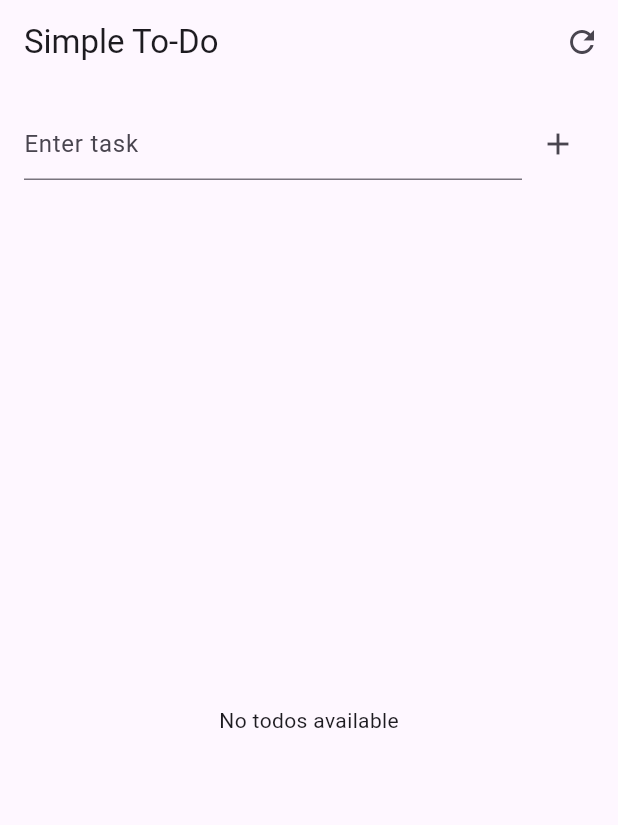
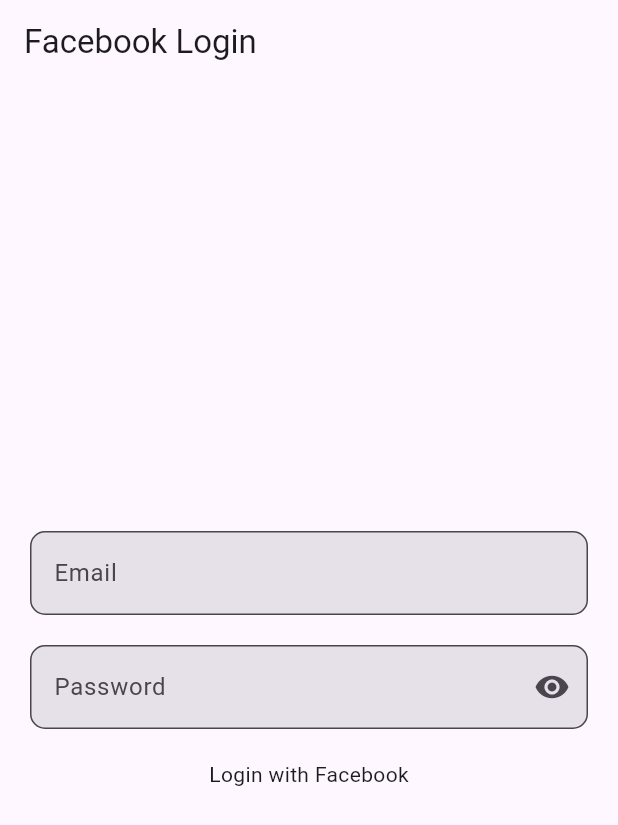
Before and after one commit to trick4u/new_kin, a Flutter app: the screen it shows after launch, on a phone screen of 412 x 824 dp. Shown: the top 825 px of the screen. Run offline on Flutter 3.47's test engine with Material 3 defaults, Android fonts, the phone set to English and light mode, and no system bars; our stand-ins replace animate_do.

Commit message:
newLogin

```diff
--- /dev/null
+++ b/todo_frontened/lib/facebook_login.dart
@@ -0,0 +1,116 @@
+import 'package:flutter/material.dart';
+import 'package:animate_do/animate_do.dart';
+
+class FacebookLogin extends StatefulWidget {
+  const FacebookLogin({super.key});
+
+  @override
+  State<FacebookLogin> createState() => _FacebookLoginState();
+}
+
+class _FacebookLoginState extends State<FacebookLogin> {
+  late TextEditingController _emailController = TextEditingController();
+  late TextEditingController _passwordController = TextEditingController();
+
+  var formKey = GlobalKey<FormState>();
+
+  bool isObsure = true;
+  void _togglePasswordVisibility() {
+    setState(() {
+      isObsure = !isObsure;
+    });
+  }
+
+  @override
+  void initState() {
+    _emailController = TextEditingController();
+    _passwordController = TextEditingController();
+    super.initState();
+  }
+
+  @override
+  Widget build(BuildContext context) {
+    return Scaffold(
+      appBar: AppBar(title: const Text('Facebook Login')),
+      body: SafeArea(
+        child: Padding(
+          padding: const EdgeInsets.symmetric(vertical: 20, horizontal: 20),
+          child: Form(
+            key: formKey,
+            child: Column(
+              mainAxisAlignment: MainAxisAlignment.center,
+              children: [
+                SlideInUp(
+                  child: TextFormField(
+                    controller: _emailController,
+                    validator: (value) {
+                      if (value == null || value.isEmpty) {
+                        return 'Please enter your email';
+                      }
+
+                      // regex check for email format
+                      String pattern =
+                          r'^[a-zA-Z0-9._%+-]+@[a-zA-Z0-9.-]+\.[a-zA-Z]{2,}$';
+                      RegExp regex = RegExp(pattern);
+                      if (!regex.hasMatch(value)) {
+                        return 'Please enter a valid email';
+                      }
+                      return null;
+                    },
+                    decoration: InputDecoration(
+                      filled: true,
+                      labelText: 'Email',
+                      border: OutlineInputBorder(
+                        borderRadius: BorderRadius.circular(10),
+                      ),
+                    ),
+                  ),
+                ),
+                SizedBox(height: 20),
+                SlideInDown(
+                  child: TextFormField(
+                    controller: _passwordController,
+                    obscureText: isObsure,
+                    validator: (value) {
+                      if (value == null || value.isEmpty || value.length < 6) {
+                        return 'Please enter your password';
+                      }
+                      return null;
+                    },
+                    decoration: InputDecoration(
+                      suffixIcon: IconButton(
+                        icon: Icon(
+                          isObsure ? Icons.visibility : Icons.visibility_off,
+                        ),
+                        onPressed: _togglePasswordVisibility,
+                      ),
+                      filled: true,
+                      labelText: 'Password',
+
+                      border: OutlineInputBorder(
+                        borderRadius: BorderRadius.circular(10),
+                      ),
+                    ),
+                  ),
+                ),
+                const SizedBox(height: 20),
+                GestureDetector(
+                  onTap: () {
+                    if (formKey.currentState!.validate()) {
+                      // Perform login action
+                      print('Email: ${_emailController.text}');
+                      print('Password: ${_passwordController.text}');
+                    }
+                  },
+                  child: Center(
+                    child: Container(child: const Text('Login with Facebook')),
+                  ),
+                ),
+              ],
+            ),
+          ),
+        ),
+      ),
+    );
+  }
+}
--- a/todo_frontened/lib/main.dart
+++ b/todo_frontened/lib/main.dart
@@ -3,6 +3,7 @@
 import 'package:provider/provider.dart';
 import 'dart:convert';
 import 'package:http/http.dart' as http;
+import 'package:todo_frontened/facebook_login.dart';
 
 import 'to_do_provider.dart';
 
@@ -19,7 +20,7 @@
       create: (_) => TodoProvider(),
       child: MaterialApp(
         debugShowCheckedModeBanner: false,
-        home: const TodoScreen(),
+        home: const FacebookLogin(),
       ),
     );
   }
--- a/todo_frontened/pubspec.yaml
+++ b/todo_frontened/pubspec.yaml
@@ -36,6 +36,7 @@
   cupertino_icons: ^1.0.8
   provider: ^6.1.5
   http: ^1.4.0
+  animate_do: ^4.2.0
 
 dev_dependencies:
   flutter_test:
```
Also changed, not shown: todo_frontened/pubspec.lock.
